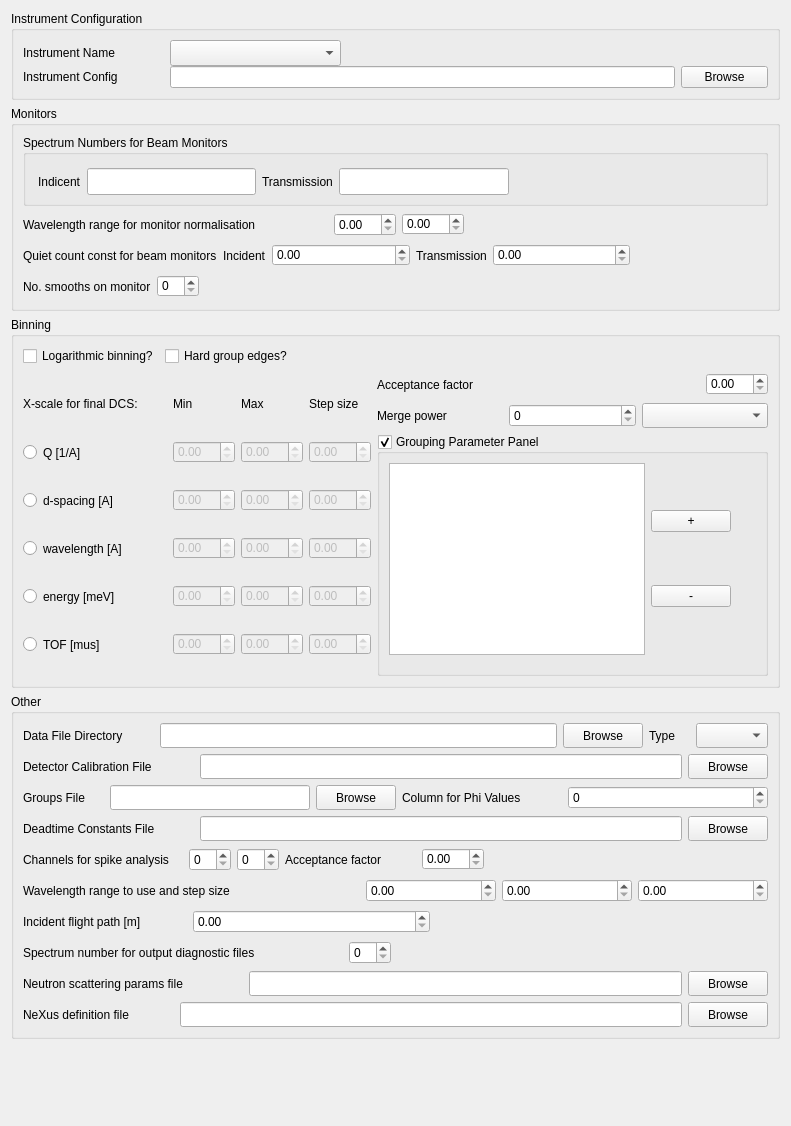
Before: the Qt Designer form src/gui/widgets/ui_files/instrumentWidget.ui in disorderedmaterials/GudPy, drawn with Qt 5.
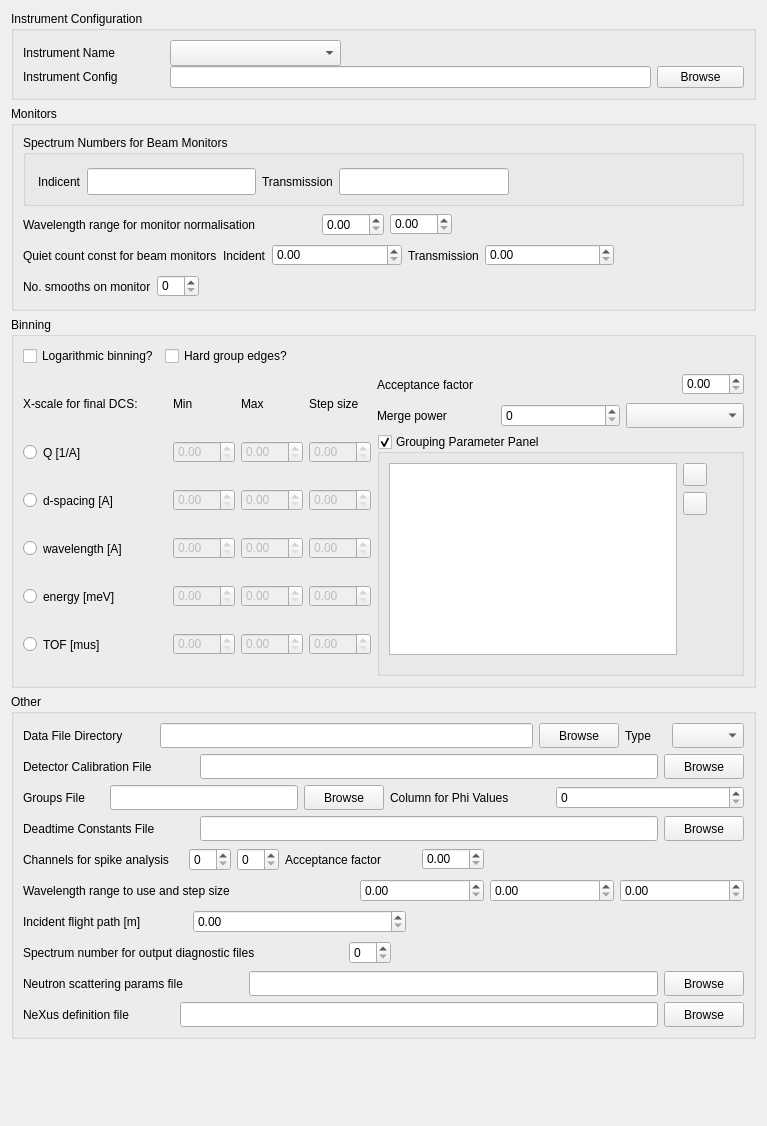
After: the same form once the commit is applied. Icons and pictures are not drawn. Custom widgets are drawn as their Qt base class.

Commit message: feat: morph QPushButtons for plus/minus into QToolButtons.

The edit to the form file:
```diff
--- a/src/gui/widgets/ui_files/instrumentWidget.ui
+++ b/src/gui/widgets/ui_files/instrumentWidget.ui
@@ -1195,7 +1195,7 @@
                 <item>
                  <layout class="QVBoxLayout" name="verticalLayout">
                   <item>
-                   <widget class="QPushButton" name="addGroupingParameterButton">
+                   <widget class="QToolButton" name="addGroupingParameterButton">
                     <property name="maximumSize">
                      <size>
                       <width>16777215</width>
@@ -1203,12 +1203,12 @@
                      </size>
                     </property>
                     <property name="text">
-                     <string>+</string>
+                     <string/>
                     </property>
                    </widget>
                   </item>
                   <item>
-                   <widget class="QPushButton" name="removeGroupingParameterButton">
+                   <widget class="QToolButton" name="removeGroupingParameterButton">
                     <property name="maximumSize">
                      <size>
                       <width>16777215</width>
@@ -1216,10 +1216,23 @@
                      </size>
                     </property>
                     <property name="text">
-                     <string>-</string>
+                     <string/>
                     </property>
                    </widget>
                   </item>
+                  <item>
+                   <spacer name="verticalSpacer_2">
+                    <property name="orientation">
+                     <enum>Qt::Vertical</enum>
+                    </property>
+                    <property name="sizeHint" stdset="0">
+                     <size>
+                      <width>20</width>
+                      <height>40</height>
+                     </size>
+                    </property>
+                   </spacer>
+                  </item>
                  </layout>
                 </item>
                </layout>
```
Left out of the diff: 8 changed lines with no effect on the pictures. The commit also changes 4 other files.
